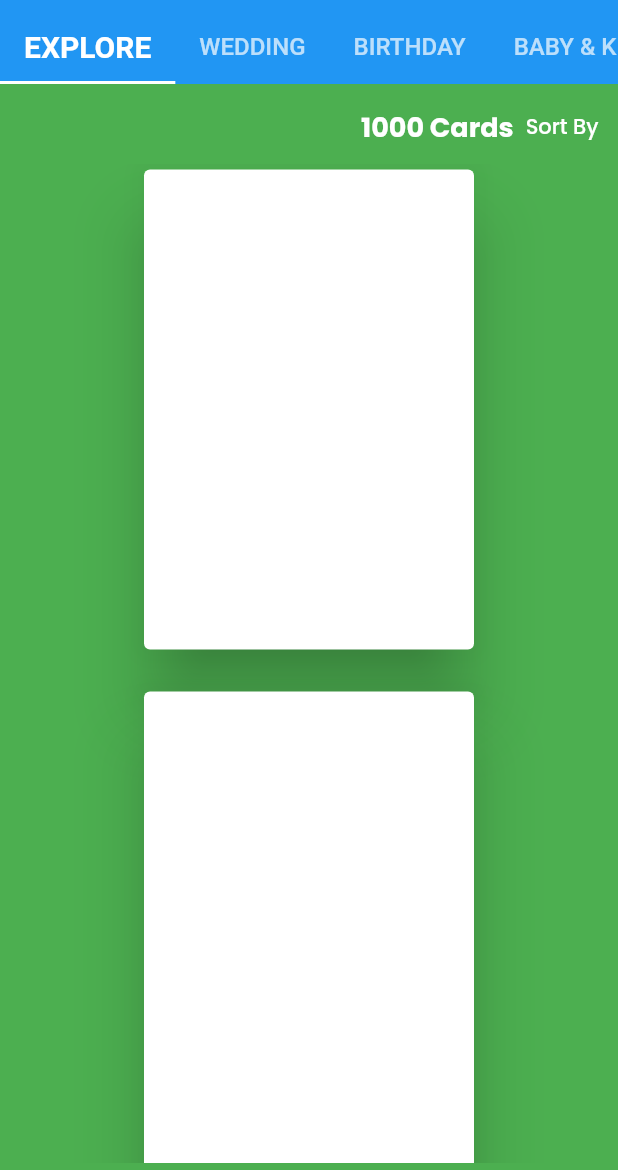
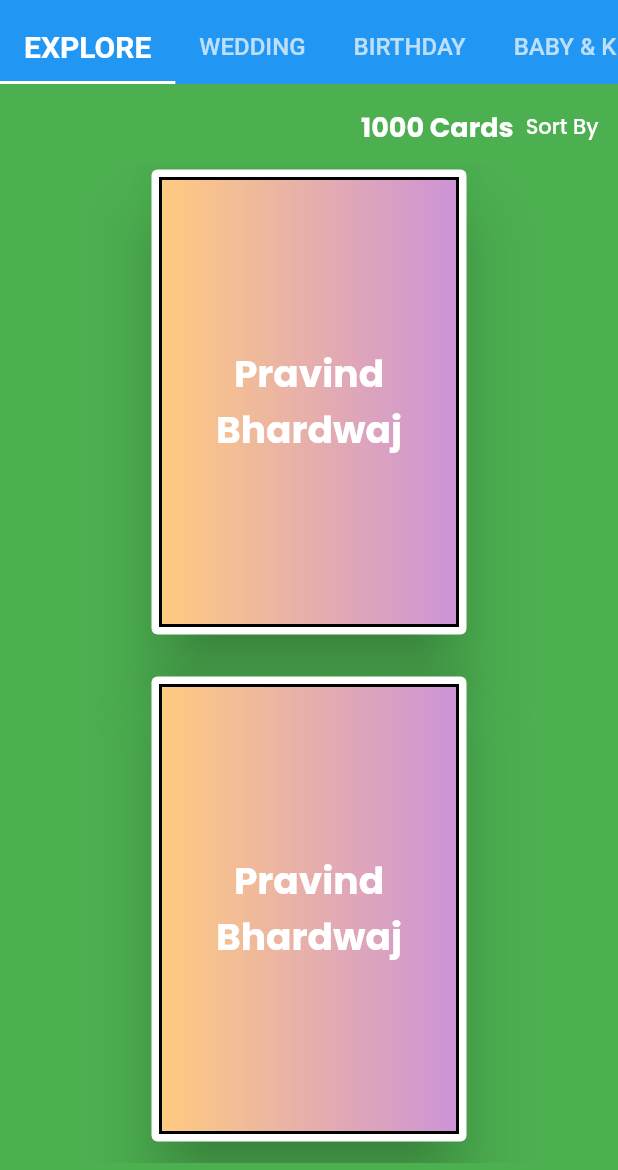
Before and after one commit to Ytiwari24/pigeon, a Flutter app: the screen it shows after launch, on a phone screen of 412 x 824 dp, the part 66-1236 px from its top. Run offline on Flutter 3.47's test engine with Material 2 defaults, Android fonts, the phone set to English and light mode, and no system bars; drawn by our look-alikes of simple_gradient_text; our stand-ins replace dotted_border, flutter_svg, get, google_fonts, shared_preferences.

Commit message:
changes in card

```diff
--- a/lib/Pigeon Tabs/explore.dart
+++ b/lib/Pigeon Tabs/explore.dart
@@ -1,4 +1,5 @@
 import 'package:flutter/material.dart';
+import 'package:google_fonts/google_fonts.dart';
 import 'package:pigeon/constants/colors.dart';
 import 'package:pigeon/widgets/custom_widgets.dart';
 
@@ -21,14 +22,22 @@ class ExplorePage extends StatelessWidget {
                   Card(
                     elevation: 20,
                     child: Container(
-                      margin: const EdgeInsets.all(10),
+                      margin: const EdgeInsets.all(5),
+                      decoration: BoxDecoration(
+                          gradient: const LinearGradient(
+                              colors: [Colors.orange, Colors.purple]),
+                          color: white.withOpacity(.5),
+                          border: Border.all(color: black, width: 2)),
                       height: 300,
                       width: 200,
-                      color: white.withOpacity(.5),
                       child: Center(
                           child: Text(
-                        '${i + 1}',
-                        style: const TextStyle(fontSize: 30, color: Colors.white),
+                        'Pravind Bhardwaj',
+                        textAlign: TextAlign.center,
+                        style: GoogleFonts.poppins(
+                            color: white,
+                            fontSize: 25,
+                            fontWeight: FontWeight.bold),
                       )),
                     ),
                   ),
@@ -42,7 +51,6 @@ class ExplorePage extends StatelessWidget {
             style: TextStyle(
                 fontSize: 20, color: white, fontWeight: FontWeight.bold),
           ),
-
         ],
       ),
     );
```
